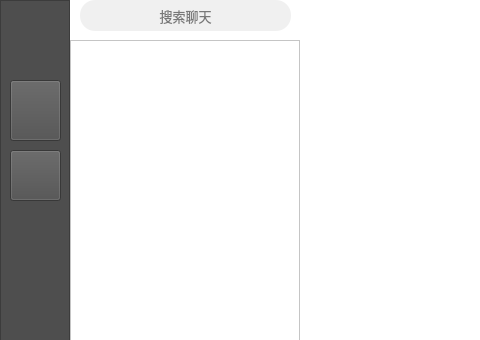
Qt form client/litechat_interface.ui (joshmiao/LiteChat) before a commit; both pictures show x 0 to 480 and y 0 to 340 of the 680 by 500 pixel window.
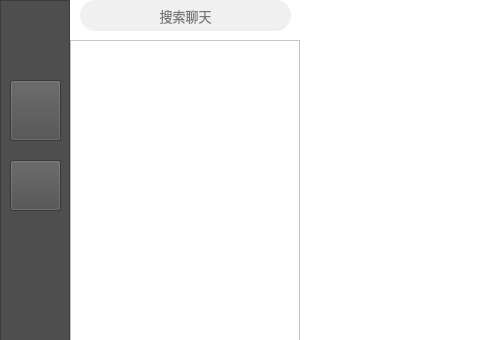
The same form after that commit. Icons and pictures are not drawn.

Patch:
```diff
--- a/client/litechat_interface.ui
+++ b/client/litechat_interface.ui
@@ -80,7 +80,7 @@
      <property name="geometry">
       <rect>
        <x>10</x>
-       <y>150</y>
+       <y>160</y>
        <width>51</width>
        <height>51</height>
       </rect>
```
